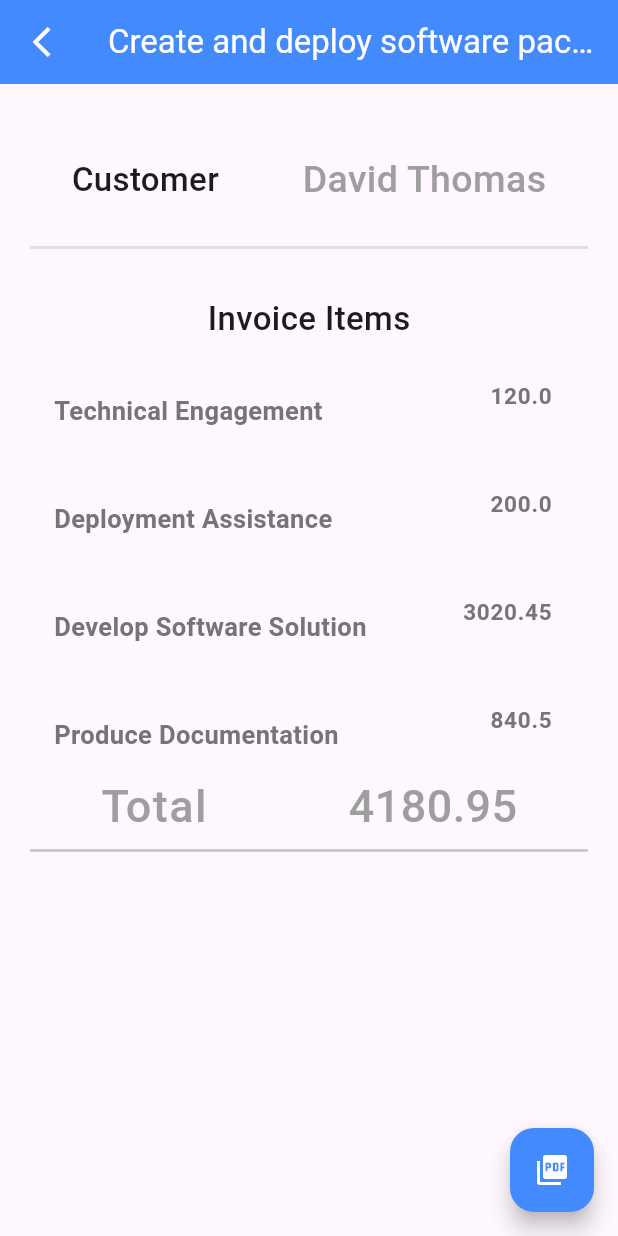
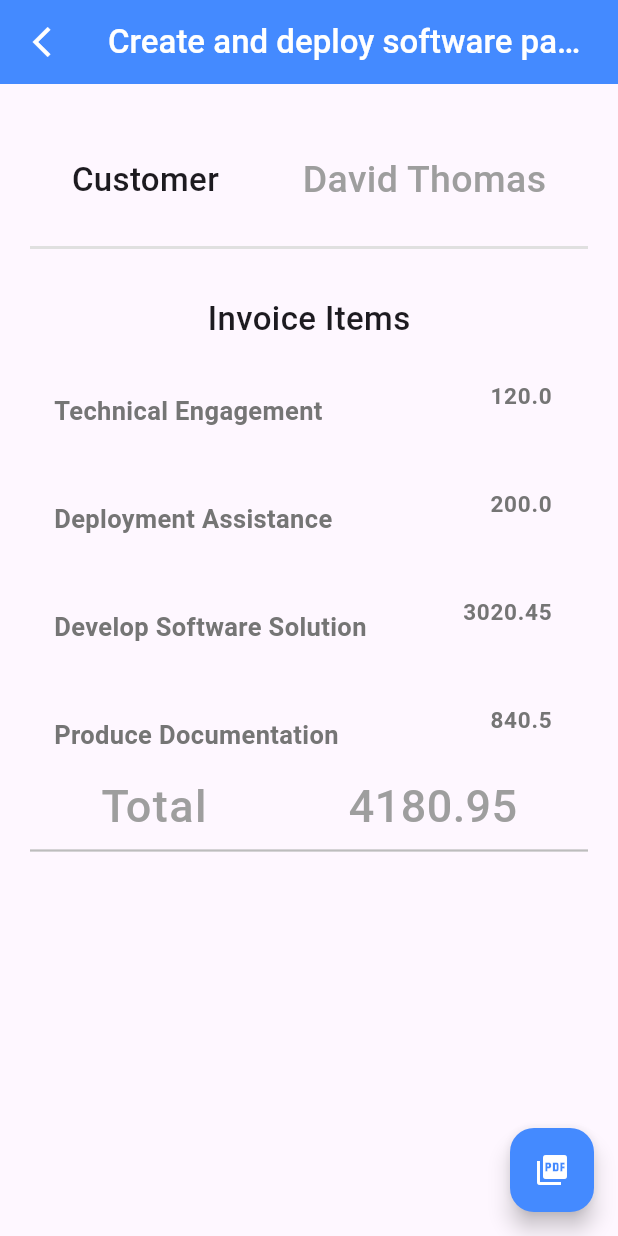
Before and after one commit to sadhana5953/invoice_generator, a Flutter app: the screen it shows after launch, after a tap on "Create and deploy software package", on a phone screen of 412 x 824 dp. Run offline on Flutter 3.47's test engine with Material 3 defaults, Android fonts, the phone set to English and light mode, and no system bars; our stand-ins replace pdf, printing.

Commit message:
03-06/2024

```diff
--- a/lib/home/invoices/page2.dart
+++ b/lib/home/invoices/page2.dart
@@ -28,7 +28,7 @@ class _invoicePage2State extends State<invoicePage2> {
         title: Text(
           '${title}',
           style: TextStyle(
-              color: Colors.white, fontSize: 22),
+              color: Colors.white,fontWeight: FontWeight.w500, fontSize: 22),
         ),
         backgroundColor: Colors.blueAccent,
       ),
--- a/lib/home/invoices/pdf.dart
+++ b/lib/home/invoices/pdf.dart
@@ -34,7 +34,7 @@ Future<Uint8List> generatepdf() async {
                 mainAxisAlignment: pw.MainAxisAlignment.spaceBetween,
                 children: [
                   pw.Text('${customer}\n${address}',
-                      style: pw.TextStyle(fontSize: 27)),
+                      style: pw.TextStyle(fontSize: 25)),
                   pw.Container(
                       height: 120,
                       width: 180,
```
